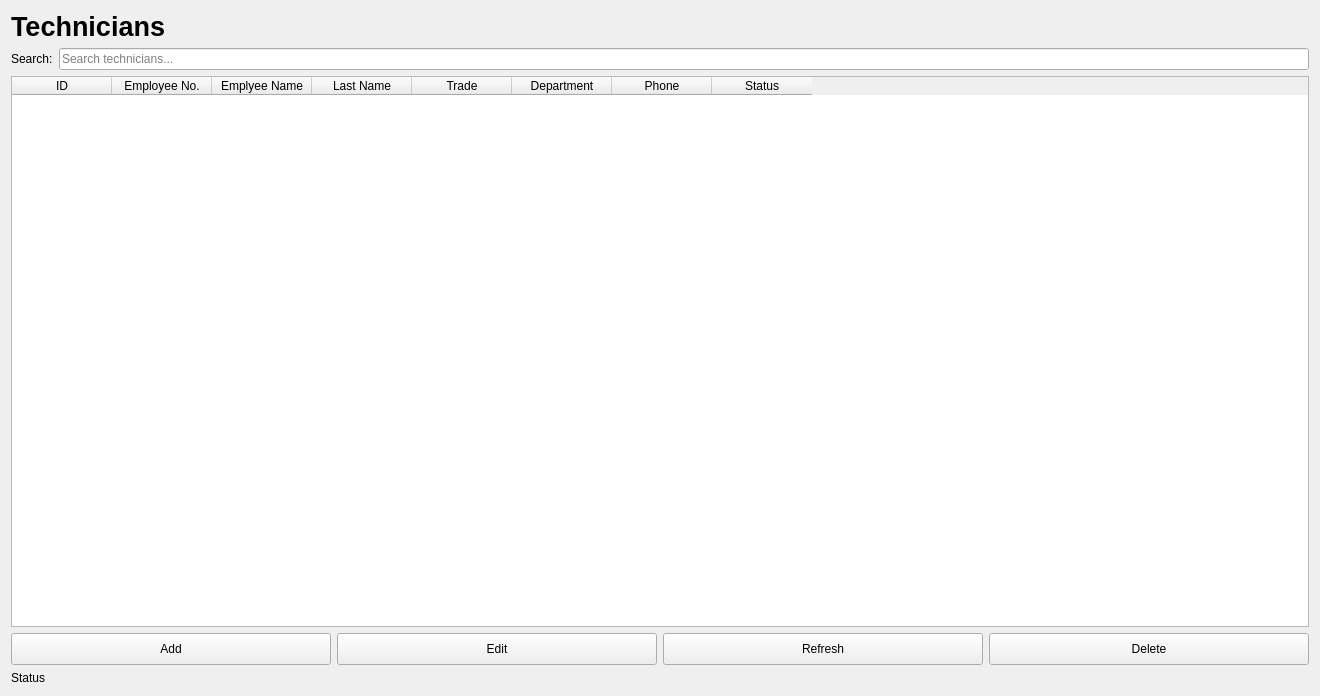
First picture: the form in MaintenanceSystem/app/ui/forms/technicians_page.ui, repository Apie-dup/MaintenanceSystem, before the edit.
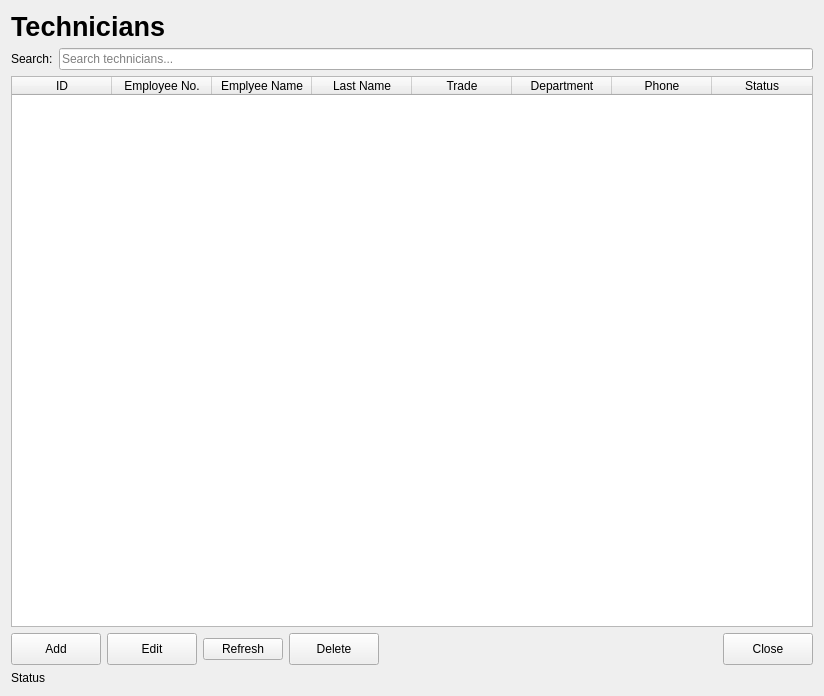
Second picture: the form after the edit.

Commit message: Refactor application to embedded page architecture; add Inventory CRUD module

The edit to the form file:
```diff
--- a/MaintenanceSystem/app/ui/forms/technicians_page.ui
+++ b/MaintenanceSystem/app/ui/forms/technicians_page.ui
@@ -6,7 +6,7 @@
    <rect>
     <x>0</x>
     <y>0</y>
-    <width>1320</width>
+    <width>824</width>
     <height>696</height>
    </rect>
   </property>
@@ -137,21 +137,9 @@
      </item>
      <item>
       <widget class="QPushButton" name="btnRefresh">
-       <property name="minimumSize">
-        <size>
-         <width>90</width>
-         <height>32</height>
-        </size>
-       </property>
-       <property name="styleSheet">
-        <string notr="true"/>
-       </property>
        <property name="text">
         <string>Refresh</string>
        </property>
-       <property name="checkable">
-        <bool>true</bool>
-       </property>
       </widget>
      </item>
      <item>
@@ -173,6 +161,38 @@
        </property>
       </widget>
      </item>
+     <item>
+      <spacer name="horizontalSpacer">
+       <property name="orientation">
+        <enum>Qt::Orientation::Horizontal</enum>
+       </property>
+       <property name="sizeHint" stdset="0">
+        <size>
+         <width>1299</width>
+         <height>20</height>
+        </size>
+       </property>
+      </spacer>
+     </item>
+     <item>
+      <widget class="QPushButton" name="btnClose">
+       <property name="minimumSize">
+        <size>
+         <width>90</width>
+         <height>32</height>
+        </size>
+       </property>
+       <property name="styleSheet">
+        <string notr="true"/>
+       </property>
+       <property name="text">
+        <string>Close</string>
+       </property>
+       <property name="checkable">
+        <bool>true</bool>
+       </property>
+      </widget>
+     </item>
     </layout>
    </item>
    <item>
```
Left out of the diff: 6 changed lines with no effect on the pictures. The commit also changes 12 other files.
